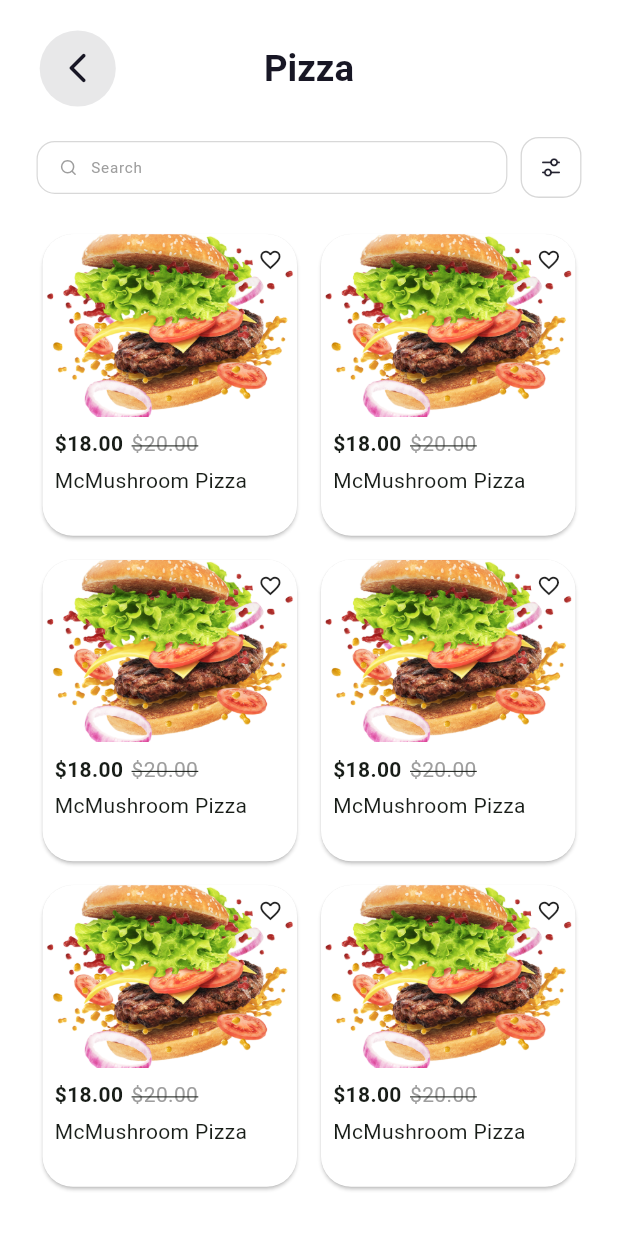
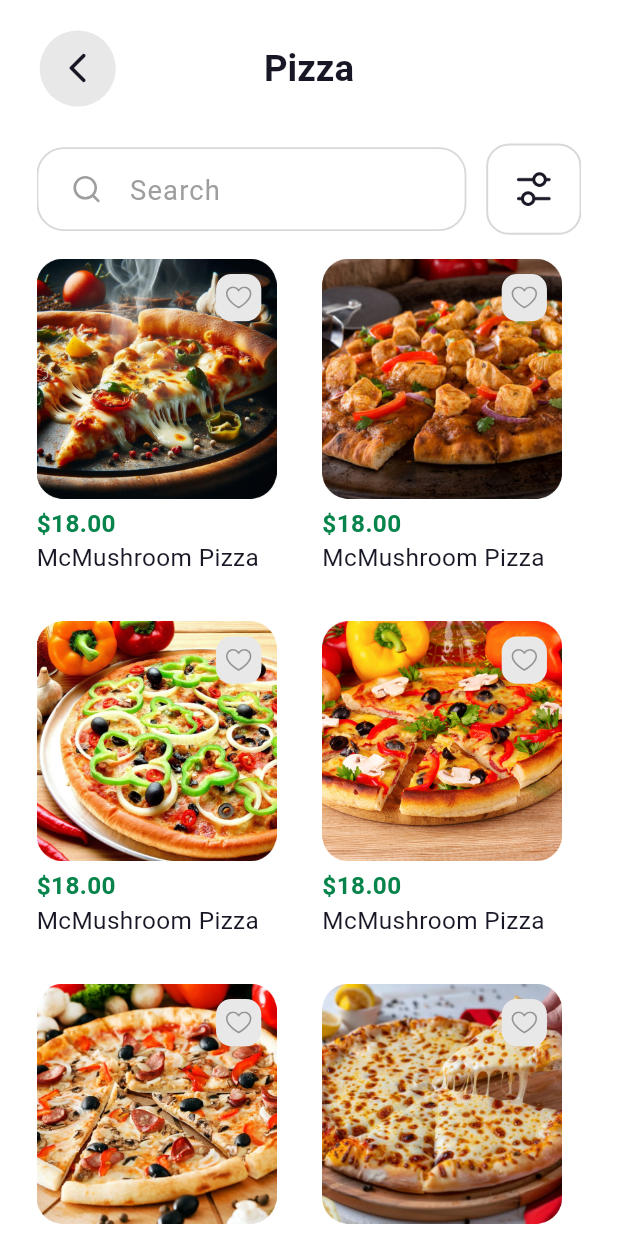
Before and after one commit to Apptesting7260/woye_userApp, a Flutter app: the CategoryDetailsScreen screen opened directly, on a phone screen of 412 x 824 dp. Run offline on Flutter 3.47's test engine with Material 3 defaults, Android fonts, the phone set to English and light mode, and no system bars; our stand-ins replace connectivity_plus, country_code_picker, firebase_auth, firebase_core, flutter_screenutil, flutter_svg and 9 more; missing offline and left inert: flutter_facebook_auth, otp_timer_button; accounts and stored records are empty; Roboto replaces fonts that are missing (Gilroy); project files that could hold a hidden picture were left out.

Commit message:
FINAL 24-10

```diff
--- a/lib/presentation/Restaurants/Pages/Categories/Category_details/category_details_screen.dart
+++ b/lib/presentation/Restaurants/Pages/Categories/Category_details/category_details_screen.dart
@@ -1,6 +1,5 @@
 import 'package:woye_user/Core/Utils/app_export.dart';
-import 'package:woye_user/presentation/Restaurants/Pages/Categories/Category_details/Filter/filter_screen.dart';
-import 'package:woye_user/shared/widgets/custom_search_filter.dart';
+import 'package:woye_user/Shared/Widgets/custom_search_filter.dart';
 
 class CategoryDetailsScreen extends StatelessWidget {
   const CategoryDetailsScreen({super.key});
@@ -16,31 +15,39 @@ class CategoryDetailsScreen extends StatelessWidget {
       ),
       body: Padding(
         padding: REdgeInsets.symmetric(horizontal: 24),
-        child: Column(
-          children: [
-            SearchBarWithFilter(
-              onFilterTap: () {
-                Get.to(FilterScreen());
-              },
+        child: CustomScrollView(
+          slivers: [
+            SliverAppBar(
+              automaticallyImplyLeading: false,
+              pinned: false,
+              snap: true,
+              floating: true,
+              expandedHeight: 80.h,
+              surfaceTintColor: Colors.white,
+              backgroundColor: Colors.white,
+              shape: RoundedRectangleBorder(
+                  borderRadius: BorderRadius.circular(15)),
+              flexibleSpace: FlexibleSpaceBar(
+                title: SizedBox(
+                  height: 40.h,
+                  child: (CustomSearchFilter(
+                    onFilterTap: () {},
+                  )),
                 ),
-
-            hBox(20),
-
-            // Pizza listing
-            Expanded(
-              child: GridView.builder(
-                gridDelegate: SliverGridDelegateWithFixedCrossAxisCount(
-                  crossAxisCount: 2,
-                  childAspectRatio: 0.85,
-                  crossAxisSpacing: 8,
-                  mainAxisSpacing: 8,
-                ),
-                itemCount: 6, // Dummy item count
-                itemBuilder: (context, index) {
-                  return PizzaItem();
-                },
+                centerTitle: true,
               ),
             ),
+            SliverGrid(
+                delegate:
+                    SliverChildBuilderDelegate(childCount: 6, (context, index) {
+                  return categoryItem(index);
+                }),
+                gridDelegate: (SliverGridDelegateWithFixedCrossAxisCount(
+                  crossAxisCount: 2,
+                  childAspectRatio: 0.72.h,
+                  crossAxisSpacing: 16.w,
+                  mainAxisSpacing: 5.h,
+                )))
           ],
         ),
       ),
@@ -48,68 +55,51 @@ class CategoryDetailsScreen extends StatelessWidget {
   }
 }
 
-class PizzaItem extends StatelessWidget {
-  @override
-  Widget build(BuildContext context) {
-    return Card(
-      color: Colors.white,
-      shape: RoundedRectangleBorder(
+Widget categoryItem(index) {
+  return Column(
+    crossAxisAlignment: CrossAxisAlignment.start,
+    children: [
+      Stack(
+        alignment: Alignment.topRight,
+        children: [
+          Container(
+            decoration: BoxDecoration(
               borderRadius: BorderRadius.circular(20.r),
             ),
-      child: Column(
-        crossAxisAlignment: CrossAxisAlignment.stretch,
-        children: [
-          Stack(
-            children: [
-              ClipRRect(
-                borderRadius: BorderRadius.circular(20),
             child: Image.asset(
-                  "assets/images/burger.png",
-                  fit: BoxFit.cover, // Ensure image scales properly
-                  height: 120.h, // Adjust based on your design
-                  width: double.infinity,
+              "assets/images/cat-image$index.png",
+              height: 160,
+              // width: Get.width,
             ),
           ),
-              Positioned(
-                top: 5.h,
-                right: 5.w,
-                child: Container(
-                  padding: REdgeInsets.all(4),
+          Container(
+            margin: REdgeInsets.only(top: 10, right: 10),
+            padding: REdgeInsets.symmetric(horizontal: 6, vertical: 8),
             decoration: BoxDecoration(
-                    color: Colors.white,
-                    shape: BoxShape.circle,
+                borderRadius: BorderRadius.circular(10.r),
+                color: AppColors.greyBackground),
+            child: SvgPicture.asset(
+              "assets/svg/wishlist.svg",
+              height: 15.h,
             ),
-                  child: Icon(Icons.favorite_border, size: 16.h),
+          )
+        ],
       ),
+      hBox(5),
+      Row(
+        children: [
+          Text(
+            "\$18.00",
+            textAlign: TextAlign.left,
+            style: AppFontStyle.text_16_600(AppColors.primary),
           ),
         ],
       ),
-          Padding(
-            padding: const EdgeInsets.all(8.0),
-            child: Column(
-              crossAxisAlignment: CrossAxisAlignment.start,
-              children: [
-                Row(
-                  children: [
-                    Text("\$18.00",
-                        style: TextStyle(fontWeight: FontWeight.bold)),
-                    wBox(5),
       Text(
-                      "\$20.00",
-                      style: TextStyle(
-                        decoration: TextDecoration.lineThrough,
-                        color: Colors.grey,
-                      ),
+        "McMushroom Pizza",
+        textAlign: TextAlign.left,
+        style: AppFontStyle.text_16_400(AppColors.darkText),
       ),
     ],
-                ),
-                hBox(4),
-                Text("McMushroom Pizza"),
-              ],
-            ),
-          ),
-        ],
-      ),
   );
 }
-}
--- a/lib/presentation/Restaurants/Pages/Restaurant_home/restaurant_home_screen.dart
+++ b/lib/presentation/Restaurants/Pages/Restaurant_home/restaurant_home_screen.dart
@@ -56,7 +56,25 @@ class _HomeRestaurantScreenState extends State<RestaurantHomeScreen> {
                     flexibleSpace: FlexibleSpaceBar(
                       title: SizedBox(
                         height: 34.h,
-                        child: (SearchBarWithFilter(
+                        child: (CustomSearchFilter(
+                          searchIocnPadding: REdgeInsets.all(8),
+                          searchIconHeight: 16.h,
+                          hintStyle:
+                              AppFontStyle.text_10_400(AppColors.hintText),
+                          textStyle:
+                              AppFontStyle.text_10_400(AppColors.darkText),
+                          prefixConstraints: BoxConstraints(
+                            maxHeight: 18.h,
+                          ),
+                          prefix: Padding(
+                            padding:
+                                REdgeInsets.only(left: 15, right: 5, bottom: 1),
+                            child: SvgPicture.asset(
+                              "assets/svg/search.svg",
+                              height: 12,
+                            ),
+                          ),
+                          padding: REdgeInsets.only(top: 10, bottom: 10),
                           onFilterTap: () {},
                         )),
                       ),
@@ -183,14 +201,12 @@ class _HomeRestaurantScreenState extends State<RestaurantHomeScreen> {
           children: [
             Text(
               "Catergories",
-                                    style: AppFontStyle.text_24_600(
-                                        AppColors.darkText),
+              style: AppFontStyle.text_24_600(AppColors.darkText),
             ),
             const Spacer(),
             Text(
               "See All",
-                                    style: AppFontStyle.text_14_400(
-                                        AppColors.primary),
+              style: AppFontStyle.text_14_400(AppColors.primary),
             ),
             wBox(4),
             Icon(
@@ -202,20 +218,17 @@ class _HomeRestaurantScreenState extends State<RestaurantHomeScreen> {
         ),
         hBox(20),
         Row(
-                                mainAxisAlignment:
-                                    MainAxisAlignment.spaceBetween,
+          mainAxisAlignment: MainAxisAlignment.spaceBetween,
           children: [
             Column(
               children: [
                 CustomRoundedButton(
                     onPressed: () {},
-                                          child: Image.asset(
-                                              "assets/images/cat-pizza.png")),
+                    child: Image.asset("assets/images/cat-pizza.png")),
                 hBox(15),
                 Text(
                   "Pizza",
-                                        style: AppFontStyle.text_14_400(
-                                            AppColors.darkText),
+                  style: AppFontStyle.text_14_400(AppColors.darkText),
                 )
               ],
             ),
@@ -223,13 +236,11 @@ class _HomeRestaurantScreenState extends State<RestaurantHomeScreen> {
               children: [
                 CustomRoundedButton(
                     onPressed: () {},
-                                          child: Image.asset(
-                                              "assets/images/cat-burger.png")),
+                    child: Image.asset("assets/images/cat-burger.png")),
                 hBox(15),
                 Text(
                   "Burger",
-                                        style: AppFontStyle.text_14_400(
-                                            AppColors.darkText),
+                  style: AppFontStyle.text_14_400(AppColors.darkText),
                 )
               ],
             ),
@@ -237,13 +248,11 @@ class _HomeRestaurantScreenState extends State<RestaurantHomeScreen> {
               children: [
                 CustomRoundedButton(
                     onPressed: () {},
-                                          child: Image.asset(
-                                              "assets/images/cat-cake.png")),
+                    child: Image.asset("assets/images/cat-cake.png")),
                 hBox(15),
                 Text(
                   "Cake",
-                                        style: AppFontStyle.text_14_400(
-                                            AppColors.darkText),
+                  style: AppFontStyle.text_14_400(AppColors.darkText),
                 )
               ],
             ),
@@ -251,13 +260,11 @@ class _HomeRestaurantScreenState extends State<RestaurantHomeScreen> {
               children: [
                 CustomRoundedButton(
                     onPressed: () {},
-                                          child: Image.asset(
-                                              "assets/images/cat-sweet.png")),
+                    child: Image.asset("assets/images/cat-sweet.png")),
                 hBox(15),
                 Text(
                   "Sweet",
-                                        style: AppFontStyle.text_14_400(
-                                            AppColors.darkText),
+                  style: AppFontStyle.text_14_400(AppColors.darkText),
                 )
               ],
             ),
--- a/lib/presentation/Restaurants/Pages/Wishlist/wishlist_screen.dart
+++ b/lib/presentation/Restaurants/Pages/Wishlist/wishlist_screen.dart
@@ -1,7 +1,7 @@
+import 'package:woye_user/Shared/Widgets/custom_search_filter.dart';
 import 'package:woye_user/core/utils/app_export.dart';
 import 'package:woye_user/presentation/Restaurants/Pages/Wishlist/Filter/filter_screen.dart';
 import 'package:woye_user/shared/widgets/custom_header_notification.dart';
-import 'package:woye_user/shared/widgets/custom_search_filter.dart';
 
 class WishlistScreen extends StatelessWidget {
   const WishlistScreen({super.key});
@@ -13,21 +13,17 @@ class WishlistScreen extends StatelessWidget {
         padding: REdgeInsets.symmetric(horizontal: 12),
         child: Column(
           children: [
-
             hBox(20),
-
-            CustomHeaderWithNotification(title: 'Wishlist',),
-
+            CustomHeaderWithNotification(
+              title: 'Wishlist',
+            ),
             hBox(20),
-
-            SearchBarWithFilter(
+            CustomSearchFilter(
               onFilterTap: () {
                 Get.to(FilterWishScreen());
-                },
+              },
             ),
-
             hBox(20),
-
             Expanded(
               child: GridView.builder(
                 gridDelegate: SliverGridDelegateWithFixedCrossAxisCount(
@@ -42,7 +38,6 @@ class WishlistScreen extends StatelessWidget {
                 },
               ),
             ),
-
             hBox(70),
           ],
         ),
@@ -94,7 +89,8 @@ class PizzaItem extends StatelessWidget {
               children: [
                 Row(
                   children: [
-                    Text("\$18.00", style: TextStyle(fontWeight: FontWeight.bold)),
+                    Text("\$18.00",
+                        style: TextStyle(fontWeight: FontWeight.bold)),
                     wBox(5),
                     Text(
                       "\$20.00",
--- a/lib/shared/widgets/custom_search_filter.dart
+++ b/lib/shared/widgets/custom_search_filter.dart
@@ -1,13 +1,27 @@
 import 'package:woye_user/Core/Utils/app_export.dart';
 
-class SearchBarWithFilter extends StatelessWidget {
+class CustomSearchFilter extends StatelessWidget {
   final String hintText;
   final VoidCallback onFilterTap;
+  final EdgeInsets? padding;
+  final EdgeInsets? searchIocnPadding;
+  final double? searchIconHeight;
+  final Widget? prefix;
+  final BoxConstraints? prefixConstraints;
+  final TextStyle? textStyle;
+  final TextStyle? hintStyle;
 
-  const SearchBarWithFilter({
+  const CustomSearchFilter({
     super.key,
     this.hintText = "Search",
     required this.onFilterTap,
+    this.padding,
+    this.prefix,
+    this.prefixConstraints,
+    this.textStyle,
+    this.hintStyle,
+    this.searchIocnPadding,
+    this.searchIconHeight,
   });
 
   @override
@@ -16,29 +30,29 @@ class SearchBarWithFilter extends StatelessWidget {
       children: [
         Expanded(
           child: CustomTextFormField(
-            // height: 40,
             borderDecoration: OutlineInputBorder(
                 borderRadius: BorderRadius.circular(12.r),
                 borderSide:
                     BorderSide(width: 0.8, color: AppColors.textFieldBorder)),
-            contentPadding: REdgeInsets.only(top: 10, bottom: 10),
-            textStyle: AppFontStyle.text_10_400(AppColors.darkText),
-            prefixConstraints: BoxConstraints(
-              maxHeight: 18.h,
-            ),
-            prefix: Padding(
+            contentPadding: padding ?? REdgeInsets.symmetric(vertical: 8),
+            textStyle:
+                textStyle ?? AppFontStyle.text_14_400(AppColors.darkText),
+            prefixConstraints: prefixConstraints ??
+                BoxConstraints(maxHeight: 24.h, maxWidth: 40.w),
+            prefix: prefix ??
+                Padding(
                   padding: REdgeInsets.only(
                     left: 15,
-                right: 5,
-                // bottom: 4,
+                    right: 8,
                   ),
                   child: SvgPicture.asset(
                     "assets/svg/search.svg",
-                height: 12,
+                    height: 14,
                   ),
                 ),
             hintText: hintText,
-            hintStyle: AppFontStyle.text_10_400(AppColors.hintText),
+            hintStyle:
+                hintStyle ?? AppFontStyle.text_12_400(AppColors.hintText),
           ),
         ),
         SizedBox(width: 8.w),
@@ -46,10 +60,10 @@ class SearchBarWithFilter extends StatelessWidget {
           splashColor: Colors.transparent,
           onTap: onFilterTap,
           child: Container(
-            width: 40.h,
-            height: 40.h,
+            padding: searchIocnPadding ??
+                REdgeInsets.symmetric(horizontal: 10, vertical: 8),
             decoration: BoxDecoration(
-              borderRadius: BorderRadius.circular(12.r),
+              borderRadius: BorderRadius.circular(10.r),
               border: Border.all(
                   width: 0.8.w,
                   color: AppColors
@@ -58,7 +72,7 @@ class SearchBarWithFilter extends StatelessWidget {
             child: Center(
               child: Image.asset(
                 "assets/images/filter.png",
-                height: 16.h,
+                height: searchIconHeight ?? 20.h,
               ),
             ),
           ),
```
Also changed, not shown: assets/images/cat-image0.png (added), assets/images/cat-image1.png (added), assets/images/cat-image2.png (added), assets/images/cat-image3.png (added), assets/images/cat-image4.png (added), assets/images/cat-image5.png (added). Lines whose indentation alone changed are shown as unchanged.
